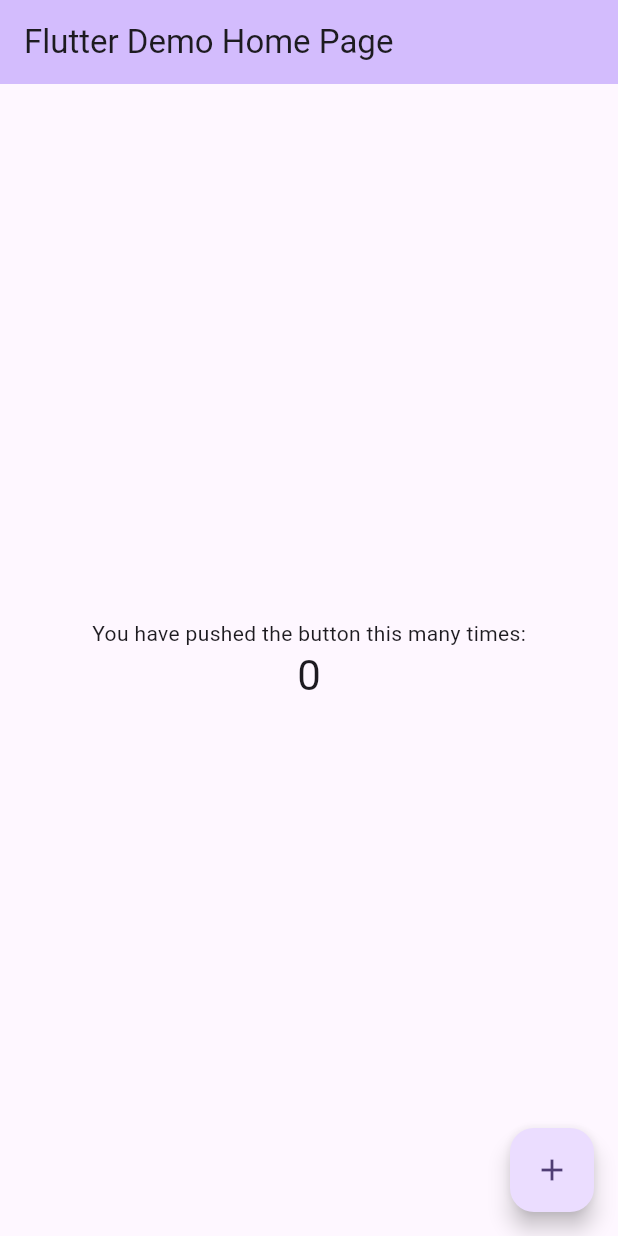
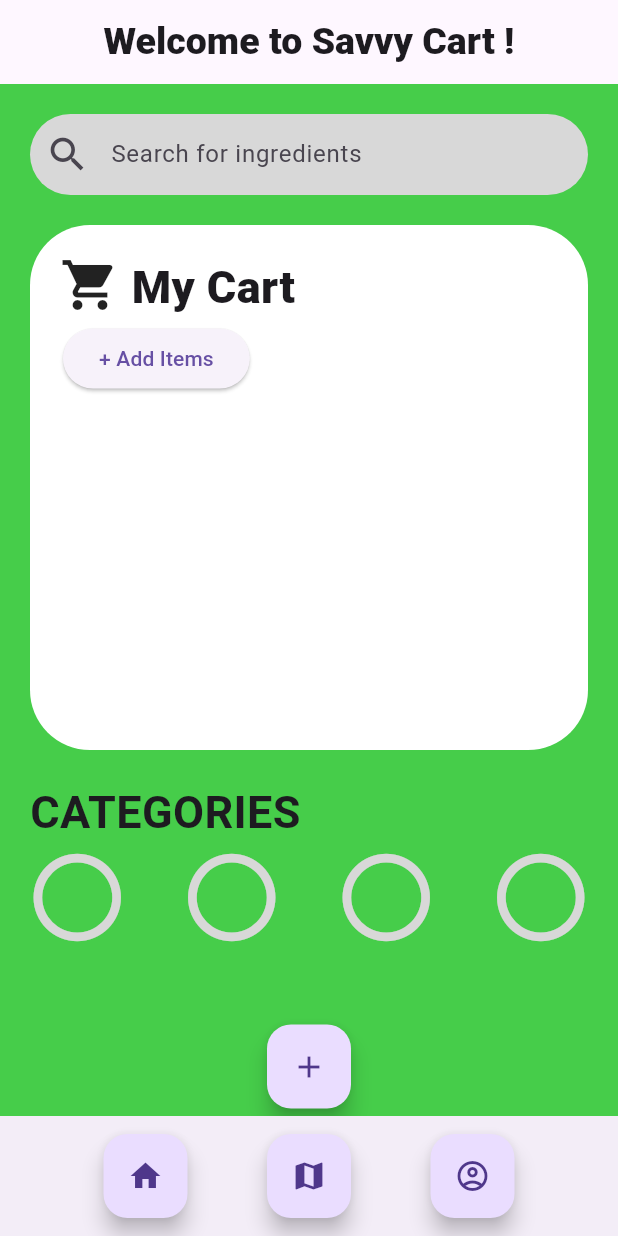
Before and after one commit to tepennnn/GDGoC-Team-7, a Flutter app: the screen it shows after launch, on a phone screen of 412 x 824 dp. Run offline on Flutter 3.47's test engine with Material 3 defaults, Android fonts, the phone set to English and light mode, and no system bars; our stand-ins replace flutter_svg.

Commit message:
Home page of APP

```diff
--- a/flutter_application/lib/main.dart
+++ b/flutter_application/lib/main.dart
@@ -1,3 +1,4 @@
+import 'package:flutter_application/pages/home.dart';
 import 'package:flutter/material.dart';
 
 void main() {
@@ -6,120 +7,12 @@ void main() {
 
 class MyApp extends StatelessWidget {
   const MyApp({super.key});
-
-  // This widget is the root of your application.
   @override
   Widget build(BuildContext context) {
     return MaterialApp(
-      title: 'Flutter Demo',
-      theme: ThemeData(
-        // This is the theme of your application.
-        //
-        // TRY THIS: Try running your application with "flutter run". You'll see
-        // the application has a purple toolbar. Then, without quitting the app,
-        // try changing the seedColor in the colorScheme below to Colors.green
-        // and then invoke "hot reload" (save your changes or press the "hot
-        // reload" button in a Flutter-supported IDE, or press "r" if you used
-        // the command line to start the app).
-        //
-        // Notice that the counter didn't reset back to zero; the application
-        // state is not lost during the reload. To reset the state, use hot
-        // restart instead.
-        //
-        // This works for code too, not just values: Most code changes can be
-        // tested with just a hot reload.
-        colorScheme: ColorScheme.fromSeed(seedColor: Colors.deepPurple),
-        useMaterial3: true,
-      ),
-      home: const MyHomePage(title: 'Flutter Demo Home Page'),
+      debugShowCheckedModeBanner: false,
+      // theme: ThemeData(fontFamily: 'SourGummy'),
+      home: const HomePage()
     );
   }
 }
-
-class MyHomePage extends StatefulWidget {
-  const MyHomePage({super.key, required this.title});
-
-  // This widget is the home page of your application. It is stateful, meaning
-  // that it has a State object (defined below) that contains fields that affect
-  // how it looks.
-
-  // This class is the configuration for the state. It holds the values (in this
-  // case the title) provided by the parent (in this case the App widget) and
-  // used by the build method of the State. Fields in a Widget subclass are
-  // always marked "final".
-
-  final String title;
-
-  @override
-  State<MyHomePage> createState() => _MyHomePageState();
-}
-
-class _MyHomePageState extends State<MyHomePage> {
-  int _counter = 0;
-
-  void _incrementCounter() {
-    setState(() {
-      // This call to setState tells the Flutter framework that something has
-      // changed in this State, which causes it to rerun the build method below
-      // so that the display can reflect the updated values. If we changed
-      // _counter without calling setState(), then the build method would not be
-      // called again, and so nothing would appear to happen.
-      _counter++;
-    });
-  }
-
-  @override
-  Widget build(BuildContext context) {
-    // This method is rerun every time setState is called, for instance as done
-    // by the _incrementCounter method above.
-    //
-    // The Flutter framework has been optimized to make rerunning build methods
-    // fast, so that you can just rebuild anything that needs updating rather
-    // than having to individually change instances of widgets.
-    return Scaffold(
-      appBar: AppBar(
-        // TRY THIS: Try changing the color here to a specific color (to
-        // Colors.amber, perhaps?) and trigger a hot reload to see the AppBar
-        // change color while the other colors stay the same.
-        backgroundColor: Theme.of(context).colorScheme.inversePrimary,
-        // Here we take the value from the MyHomePage object that was created by
-        // the App.build method, and use it to set our appbar title.
-        title: Text(widget.title),
-      ),
-      body: Center(
-        // Center is a layout widget. It takes a single child and positions it
-        // in the middle of the parent.
-        child: Column(
-          // Column is also a layout widget. It takes a list of children and
-          // arranges them vertically. By default, it sizes itself to fit its
-          // children horizontally, and tries to be as tall as its parent.
-          //
-          // Column has various properties to control how it sizes itself and
-          // how it positions its children. Here we use mainAxisAlignment to
-          // center the children vertically; the main axis here is the vertical
-          // axis because Columns are vertical (the cross axis would be
-          // horizontal).
-          //
-          // TRY THIS: Invoke "debug painting" (choose the "Toggle Debug Paint"
-          // action in the IDE, or press "p" in the console), to see the
-          // wireframe for each widget.
-          mainAxisAlignment: MainAxisAlignment.center,
-          children: <Widget>[
-            const Text(
-              'You have pushed the button this many times:',
-            ),
-            Text(
-              '$_counter',
-              style: Theme.of(context).textTheme.headlineMedium,
-            ),
-          ],
-        ),
-      ),
-      floatingActionButton: FloatingActionButton(
-        onPressed: _incrementCounter,
-        tooltip: 'Increment',
-        child: const Icon(Icons.add),
-      ), // This trailing comma makes auto-formatting nicer for build methods.
-    );
-  }
-}
--- /dev/null
+++ b/flutter_application/lib/pages/home.dart
@@ -0,0 +1,198 @@
+import 'dart:async';
+
+import 'package:flutter/material.dart';
+import 'package:flutter_svg/flutter_svg.dart';
+
+class HomePage extends StatelessWidget {
+  const HomePage({super.key});
+
+  @override
+  Widget build(BuildContext context) {
+    return Scaffold(
+      backgroundColor: const Color.fromARGB(255, 70, 205, 74),
+      appBar: appBar(),
+      body: Column(
+        crossAxisAlignment: CrossAxisAlignment.center,
+        children: [
+          _searchBar(),
+          _centerBox(),
+          _categoriesText(),
+          _categoriesCircle(),
+          SizedBox(height: 50),
+          _bottomButton()
+        ],
+      ),
+      bottomNavigationBar: _bottomBar(),
+
+    );
+  }
+
+  FloatingActionButton _bottomButton() {
+    return FloatingActionButton(
+          onPressed: (){print('menu');},
+          child: const  Icon(Icons.add),
+        );
+  }
+
+  BottomAppBar _bottomBar() {
+    return BottomAppBar(
+      shape: const CircularNotchedRectangle(),
+      child: Row(
+        mainAxisAlignment: MainAxisAlignment.spaceEvenly,
+        children: [
+          FloatingActionButton(
+            onPressed: (){print('home');},
+            child: const Icon(Icons.home),
+          ),
+          FloatingActionButton(
+            onPressed: (){print('map');},
+            child: const Icon(Icons.map),
+          ),
+          FloatingActionButton(
+            onPressed: (){print('profile');},
+            child: const Icon(Icons.account_circle_outlined),
+          ),
+        ],
+      ),
+    );
+  }
+
+  Container _centerBox() {
+    return Container(
+          width: 400,
+          height: 350,
+          margin: EdgeInsets.all(20),
+          padding: EdgeInsets.all(20),
+          decoration: BoxDecoration(
+            borderRadius: BorderRadius.circular(40),
+            color: Colors.white,
+            shape: BoxShape.rectangle,
+          ),
+        // The shopping cart and text part
+          child: Column(
+            children: [
+              _myCartBar(),
+              _addItemButton(),
+            ],
+          ),
+        );
+  }
+
+  Align _categoriesText() {
+    return Align(
+      alignment: Alignment.centerLeft,
+      child: Padding(
+        padding: const EdgeInsets.only(left: 20),
+        child: Text(
+          'CATEGORIES',
+          style: TextStyle(
+            fontSize: 30,
+            fontWeight: FontWeight.w700,
+          ),
+        ),
+      ),
+    );
+  }
+
+  Padding _addItemButton() {
+    return Padding(
+      padding: const EdgeInsets.all(2.0),
+      child: Align(
+        alignment: Alignment.centerLeft,
+        child: ElevatedButton(
+          onPressed: (){print('Adding Items');},
+          child: Text('+ Add Items')
+        ),
+      ),
+    );
+  }
+
+  Row _myCartBar() {
+    return Row(
+            crossAxisAlignment: CrossAxisAlignment.start,
+            children: [
+              Icon(
+                Icons.shopping_cart,
+                size: 40,
+              ),
+              Text(
+                ' My Cart',
+                style: TextStyle(
+                  fontSize: 30,
+                  fontWeight: FontWeight.w900,
+                ),
+              ),
+            ],
+          );
+  }
+
+  Container _searchBar() {
+    return Container(
+          margin: EdgeInsets.only(top: 20, left: 20, right: 20),
+          decoration: BoxDecoration(
+            boxShadow: [
+// Adds shadow to the search box
+              // BoxShadow(
+              //   color: Color(0xff1D1D1D).withOpacity(0.40),
+              //   blurRadius: 60,
+              //   spreadRadius: 1.0
+              // )
+            ]
+          ),
+
+          child: TextField(
+            decoration: InputDecoration(
+              filled: true,
+              fillColor: const Color.fromARGB(255, 216, 216, 216),
+              contentPadding: EdgeInsets.all(15),
+              hintText: 'Search for ingredients',
+              prefixIcon: Padding(
+                padding: const EdgeInsets.all(10.0),
+                child: Icon(
+                  Icons.search,
+                  size: 30,
+                )
+              ),
+
+              border: OutlineInputBorder(
+                borderRadius: BorderRadius.circular(30),
+                borderSide: BorderSide.none,
+              )
+            ),
+          ),
+        );
+  }
+
+  AppBar appBar() {
+    return AppBar(
+      title: Text(
+        "Welcome to Savvy Cart !",
+        style: TextStyle(
+          fontWeight: FontWeight.w900,
+          fontSize: 25,
+        ),
+      ),
+      centerTitle: true,
+    );
+  }
+
+}
+
+class _categoriesCircle extends StatelessWidget {
+  const _categoriesCircle({
+    super.key,
+  });
+
+  @override
+  Widget build(BuildContext context) {
+    return Row(
+      mainAxisAlignment: MainAxisAlignment.spaceAround,
+      children: [
+        Icon(Icons.circle_outlined, size: 70, color: Color.fromARGB(255, 216, 216, 216)),
+        Icon(Icons.circle_outlined, size: 70, color: Color.fromARGB(255, 216, 216, 216)),
+        Icon(Icons.circle_outlined, size: 70, color: Color.fromARGB(255, 216, 216, 216)),
+        Icon(Icons.circle_outlined, size: 70, color: Color.fromARGB(255, 216, 216, 216)),
+      ],
+    );
+  }
+}
--- a/flutter_application/pubspec.yaml
+++ b/flutter_application/pubspec.yaml
@@ -34,6 +34,7 @@ dependencies:
   # The following adds the Cupertino Icons font to your application.
   # Use with the CupertinoIcons class for iOS style icons.
   cupertino_icons: ^1.0.8
+  flutter_svg: ^2.0.17
 
 dev_dependencies:
   flutter_test:
@@ -58,9 +59,8 @@ flutter:
   uses-material-design: true
 
   # To add assets to your application, add an assets section, like this:
-  # assets:
-  #   - images/a_dot_burr.jpeg
-  #   - images/a_dot_ham.jpeg
+  assets:
+    - assets/icons/
 
   # An image asset can refer to one or more resolution-specific "variants", see
   # https://flutter.dev/to/resolution-aware-images
```
Also changed, not shown: flutter_application/assets/icons/mail.svg (added), flutter_application/assets/icons/search.svg (added), flutter_application/pubspec.lock.
